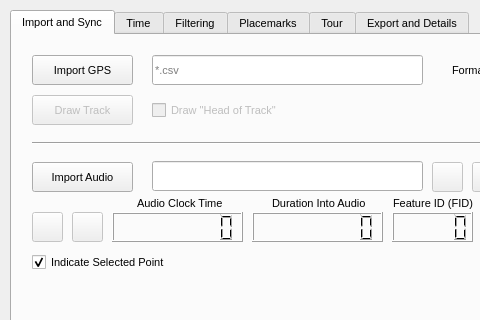
Before: the Qt Designer form src/MilkMachine/ui_milkmachine.ui in EdFarrell/MilkMachine, drawn with Qt 5; both pictures show x 0 to 480 and y 0 to 320 of the 657 by 472 pixel window.
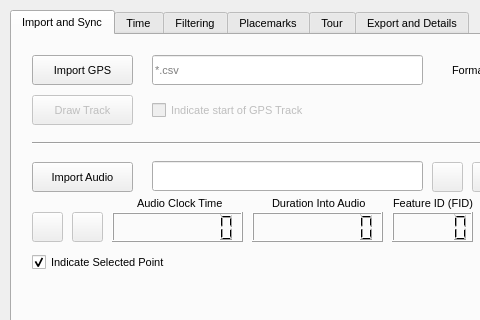
After: the same form once the commit is applied. Icons and pictures are not drawn.

What changed in the file:
```diff
--- a/src/MilkMachine/ui_milkmachine.ui
+++ b/src/MilkMachine/ui_milkmachine.ui
@@ -432,7 +432,7 @@
       <string>&lt;html&gt;&lt;head/&gt;&lt;body&gt;&lt;p&gt;If checked, a green marker is drawn when the &amp;quot;Draw Track&amp;quot; button is pressed to indicate where the track starts.&lt;/p&gt;&lt;/body&gt;&lt;/html&gt;</string>
      </property>
      <property name="text">
-      <string>Draw &quot;Head of Track&quot;</string>
+      <string>Indicate start of GPS Track</string>
      </property>
     </widget>
     <widget class="QCheckBox" name="checkBox_import_indicator">
```
